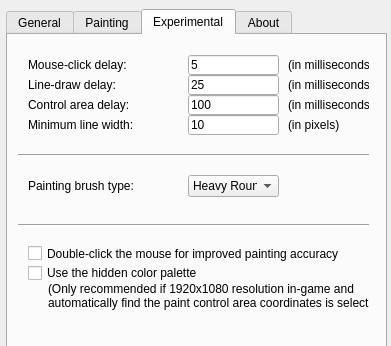
First picture: the form in rustdavinci/ui/settings/settingsui.ui, repository alexemanuelol/rustdavinci, before the edit; both pictures show x 0 to 391 and y 0 to 346 of the 391 by 510 pixel window.
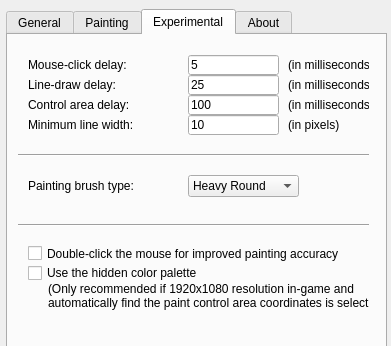
Second picture: the form after the edit. The open tabs and pages were chosen to show the change. Icons and pictures are not drawn.

Commit message: Add brush resource and add to the combobox

What changed in the file:
```diff
--- a/rustdavinci/ui/settings/settingsui.ui
+++ b/rustdavinci/ui/settings/settingsui.ui
@@ -758,7 +758,7 @@
       <rect>
        <x>180</x>
        <y>140</y>
-       <width>91</width>
+       <width>111</width>
        <height>22</height>
       </rect>
      </property>
```
Left out of the diff: 20 changed lines with no effect on the pictures. The commit also changes 7 other files.
